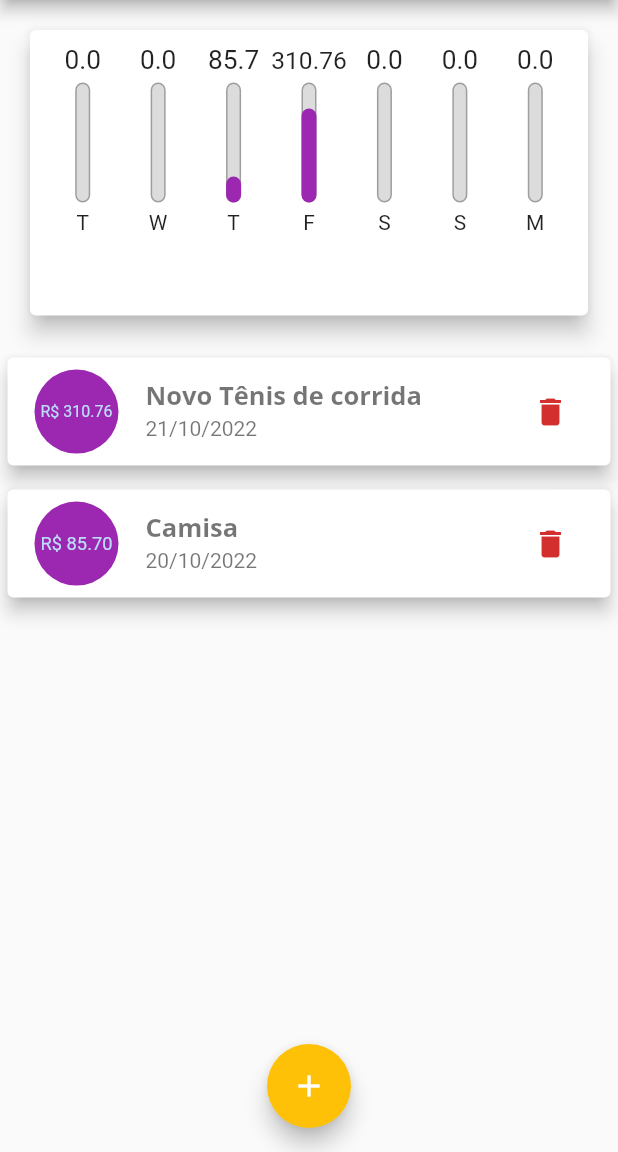
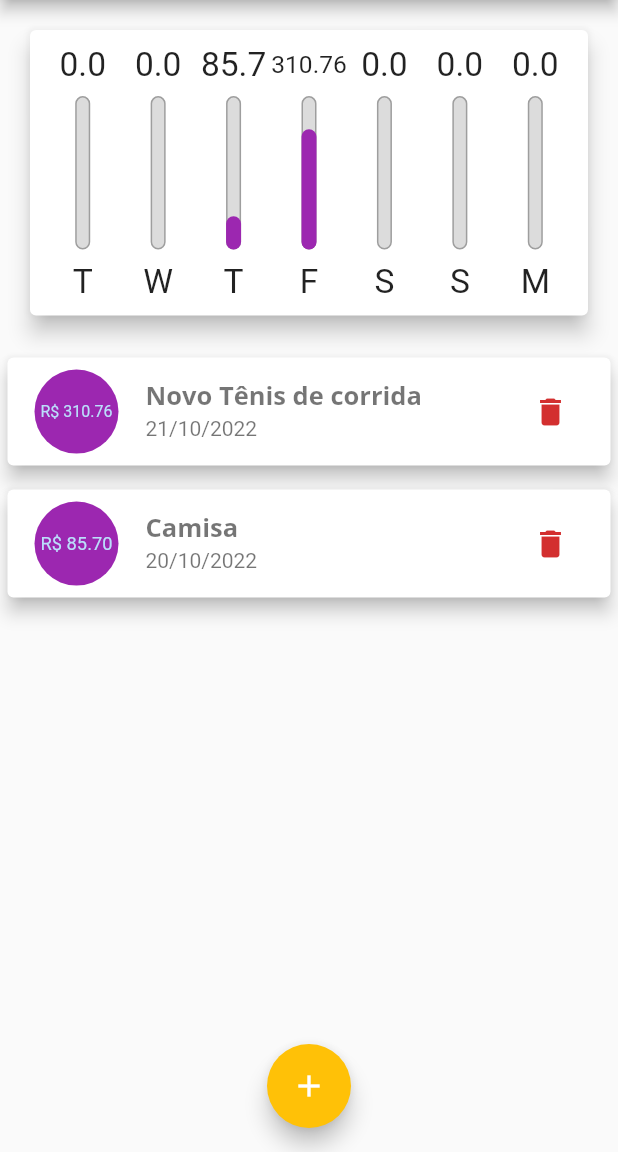
Before and after one commit to MarhlonKorb/expenses, a Flutter app: the screen it shows after launch, on a phone screen of 412 x 824 dp, the part 84-1236 px from its top. Run offline on Flutter 3.47's test engine with Material 2 defaults, Android fonts, the phone set to English and light mode, and no system bars; Roboto replaces fonts that are missing (QuickSand).

Commit message:
Melhoras na responsividade do gráfico
A Column do chart bar foi envolvida com um Layout Builder para controlar as dimensõs do widget de gráficos e a lista de transações.

```diff
--- a/lib/components/chart_bar.dart
+++ b/lib/components/chart_bar.dart
@@ -5,7 +5,8 @@ class ChartBar extends StatelessWidget {
   final double value;
   final double percentage;
 
-  const ChartBar({super.key,
+  const ChartBar({
+    super.key,
     required this.label,
     required this.value,
     required this.percentage,
@@ -13,15 +14,18 @@ class ChartBar extends StatelessWidget {
 
   @override
   Widget build(BuildContext context) {
+    // Widget responsável por receber as constantes de proporções da tela, onde podem ser utilizadas
+    // para gerenciar a responsividade de outros widgets
+    return LayoutBuilder(builder: (ctx, constraints) {
       return Column(
-      children: <Widget> [
+        children: <Widget>[
           // Widget que adapta o valor do campo para caber dentro das colunas
           SizedBox(
-          height: 20,
+              height: constraints.maxHeight * 0.15,
               child: FittedBox(child: Text('$value'))),
-        const SizedBox(height: 5),
+          SizedBox(height: constraints.maxHeight * 0.05),
           SizedBox(
-          height: 80,
+            height: constraints.maxHeight * 0.6,
             width: 10,
             child: Stack(
               alignment: Alignment.bottomCenter,
@@ -45,9 +49,12 @@ class ChartBar extends StatelessWidget {
               ],
             ),
           ),
-        const SizedBox(height: 5),
-        Text(label)
+          SizedBox(height: constraints.maxHeight * 0.05),
+          Container(
+            height: constraints.maxHeight * 0.15,
+            child: FittedBox(child: Text(label)))
         ],
       );
+    });
   }
 }
--- a/lib/main.dart
+++ b/lib/main.dart
@@ -101,7 +101,9 @@ class _MyHomePageState extends State<MyHomePage> {
   @override
   Widget build(BuildContext context) {
     final appBar = AppBar(
-      title: Text('Despesas Pessoais'),
+      title: Text('Despesas Pessoais', style: TextStyle(
+       // Forma de controlar a responsividade de textos: fontSize: 19 * MediaQuery.of(context).textScaleFactor
+      ),),
       actions: <Widget>[
         IconButton(
             onPressed: () => _openTransactionFormModal(context),
@@ -118,10 +120,10 @@ class _MyHomePageState extends State<MyHomePage> {
               crossAxisAlignment: CrossAxisAlignment.stretch,
               children: <Widget>[
             Container(
-                height: availableHeight * 0.3,
+                height: availableHeight * 0.30,
                 child: Chart(_recentTransactions)),
             Container(
-                height: availableHeight * 0.7,
+                height: availableHeight * 0.70,
                 child: TransactionList(_transactions, _removeTransaction)),
           ])),
       floatingActionButton: FloatingActionButton(
```
Lines whose indentation alone changed are shown as unchanged.
